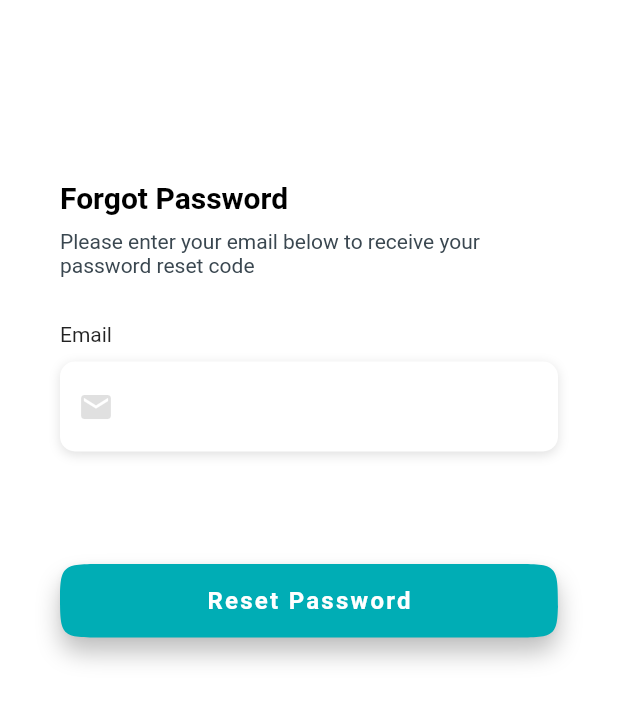
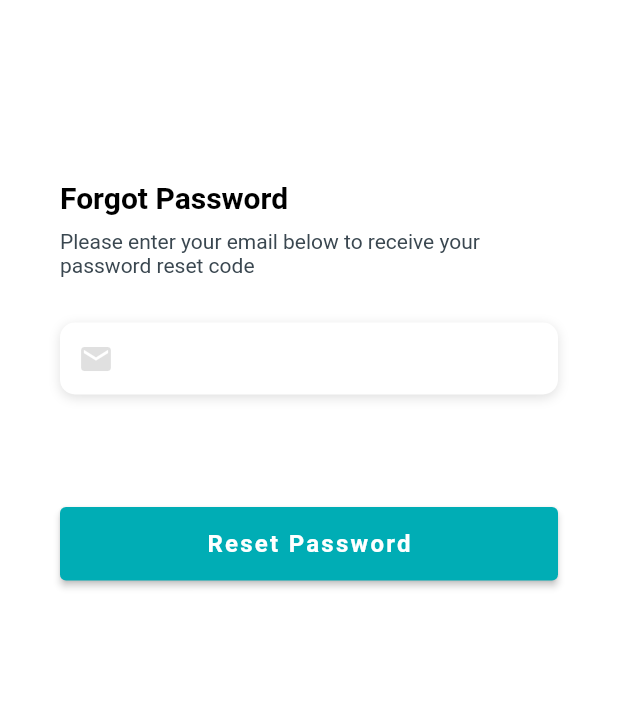
Before and after one commit to mnsterv09/Flutter-Projects, a Flutter app: the screen it shows after launch, after a tap on "Forgot password?", on a phone screen of 412 x 824 dp. Shown: the top 702 px of the screen. Run offline on Flutter 3.47's test engine with Material 2 defaults, Android fonts, the phone set to English and light mode, and no system bars; our stand-ins replace introduction_screen; Roboto replaces fonts that are missing (Montserrat); project files that could hold a hidden picture were left out.

Commit message:
mycoach_app

```diff
--- a/mycoach_app/mycoach_app/lib/main.dart
+++ b/mycoach_app/mycoach_app/lib/main.dart
@@ -2,11 +2,13 @@ import 'package:flutter/material.dart';
 import 'package:mycoach_app/screens/login_page.dart';
 
 void main() {
-  runApp(MyApp());
+  runApp(const MyApp());
 }
 
 class MyApp extends StatelessWidget {
-  static final String title = 'MyCoach App';
+  static const String title = 'MyCoach App';
+
+  const MyApp({Key? key}) : super(key: key);
 
   @override
   Widget build(BuildContext context) {
@@ -14,7 +16,7 @@ class MyApp extends StatelessWidget {
       debugShowCheckedModeBanner: false,
       title: title,
       theme: ThemeData(primaryColor: Colors.purple),
-      home: LoginPage(),
+      home: const LoginPage(),
     );
   }
 }
--- a/mycoach_app/mycoach_app/lib/screens/forgot_password_page.dart
+++ b/mycoach_app/mycoach_app/lib/screens/forgot_password_page.dart
@@ -1,71 +1,14 @@
 import 'package:flutter/material.dart';
 import 'package:flutter/services.dart';
 import 'package:mycoach_app/screens/verify_account_page.dart';
+
 import '../utilities/constants.dart';
 
 class ForgotPasswordPage extends StatefulWidget {
+  const ForgotPasswordPage({Key? key}) : super(key: key);
+
   @override
   State<ForgotPasswordPage> createState() => _ForgotPasswordPageState();
-}
-
-Widget _buildEmailTF() {
-  return Column(
-    crossAxisAlignment: CrossAxisAlignment.start,
-    children: <Widget>[
-      Text(
-        'Email',
-      ),
-      SizedBox(height: 10),
-      Container(
-        alignment: Alignment.centerLeft,
-        decoration: kBoxDecorationStyle,
-        height: 60,
-        child: TextField(
-          keyboardType: TextInputType.emailAddress,
-          style: TextStyle(color: Colors.black),
-          decoration: InputDecoration(
-            border: InputBorder.none,
-            contentPadding: EdgeInsets.only(top: 14.0),
-            prefixIcon: Icon(
-              Icons.email,
-              color: Colors.black12,
-            ),
-          ),
-        ),
-      ),
-    ],
-  );
-}
-
-Widget _buildResetPasswordBttn() {
-  return Container(
-    padding: EdgeInsets.symmetric(vertical: 25.0),
-    width: double.infinity,
-    child: RaisedButton(
-      elevation: 5.0,
-      padding: EdgeInsets.all(15.0),
-      shape: ContinuousRectangleBorder(
-        borderRadius: BorderRadius.circular(30.0),
-      ),
-      color: Color.fromRGBO(0, 173, 181, 1),
-      onPressed: () {
-        _navigateVerifyAccount(context);
-      },
-      child: Text('Reset Password',
-          style: TextStyle(
-            color: Colors.white,
-            fontSize: 16.0,
-            fontWeight: FontWeight.bold,
-            fontFamily: 'Montserrat',
-            letterSpacing: 1.5,
-          )),
-    ),
-  );
-}
-
-void _navigateVerifyAccount(BuildContext context) {
-  Navigator.of(context)
-      .push(MaterialPageRoute(builder: (context) => VerifyAccount()));
 }
 
 class _ForgotPasswordPageState extends State<ForgotPasswordPage> {
@@ -81,7 +24,7 @@ class _ForgotPasswordPageState extends State<ForgotPasswordPage> {
               Container(
                 height: double.infinity,
                 width: double.infinity,
-                decoration: BoxDecoration(
+                decoration: const BoxDecoration(
                   gradient: LinearGradient(
                     begin: Alignment.topCenter,
                     end: Alignment.bottomCenter,
@@ -89,18 +32,18 @@ class _ForgotPasswordPageState extends State<ForgotPasswordPage> {
                   ),
                 ),
               ),
-              Container(
+              SizedBox(
                 height: double.infinity,
                 child: SingleChildScrollView(
-                  physics: AlwaysScrollableScrollPhysics(),
-                  padding: EdgeInsets.symmetric(
+                  physics: const AlwaysScrollableScrollPhysics(),
+                  padding: const EdgeInsets.symmetric(
                     horizontal: 40.0,
                     vertical: 120.0,
                   ),
                   child: Column(
                     crossAxisAlignment: CrossAxisAlignment.start,
                     children: <Widget>[
-                      Text(
+                      const Text(
                         'Forgot Password',
                         style: TextStyle(
                           color: Colors.black,
@@ -109,11 +52,11 @@ class _ForgotPasswordPageState extends State<ForgotPasswordPage> {
                           fontWeight: FontWeight.bold,
                         ),
                       ),
-                      SizedBox(height: 10.0),
+                      const SizedBox(height: 10.0),
                       Column(
                         crossAxisAlignment: CrossAxisAlignment.start,
                         children: <Widget>[
-                          Text(
+                          const Text(
                             'Please enter your email below to receive your password reset code',
                             style: TextStyle(
                               color: Color.fromRGBO(58, 71, 80, 1),
@@ -122,10 +65,45 @@ class _ForgotPasswordPageState extends State<ForgotPasswordPage> {
                               fontWeight: FontWeight.w400,
                             ),
                           ),
-                          SizedBox(height: 30.0),
-                          _buildEmailTF(),
-                          SizedBox(height: 50),
-                          _buildResetPasswordBttn(),
+                          const SizedBox(height: 30.0),
+                          Container(
+                            decoration: kBoxDecorationStyle,
+                            child: const TextField(
+                              keyboardType: TextInputType.emailAddress,
+                              style: TextStyle(color: Colors.black),
+                              decoration: InputDecoration(
+                                border: InputBorder.none,
+                                contentPadding: EdgeInsets.only(top: 14.0),
+                                prefixIcon: Icon(
+                                  Icons.email,
+                                  color: Colors.black12,
+                                ),
+                              ),
+                            ),
+                          ),
+                          const SizedBox(height: 50),
+                          Container(
+                            padding: const EdgeInsets.symmetric(vertical: 25.0),
+                            width: double.infinity,
+                            child: ElevatedButton(
+                              onPressed: () {
+                                Navigator.of(context).push(MaterialPageRoute(
+                                    builder: (context) => VerifyAccount()));
+                              },
+                              style: ElevatedButton.styleFrom(
+                                primary: const Color.fromRGBO(0, 173, 181, 1),
+                                padding: const EdgeInsets.all(15.0),
+                                textStyle: const TextStyle(
+                                  color: Colors.white,
+                                  fontSize: 16.0,
+                                  fontWeight: FontWeight.bold,
+                                  fontFamily: 'Montserrat',
+                                  letterSpacing: 1.5,
+                                ),
+                              ),
+                              child: const Text('Reset Password'),
+                            ),
+                          ),
                         ],
                       ),
                     ],
--- a/mycoach_app/mycoach_app/lib/screens/login_page.dart
+++ b/mycoach_app/mycoach_app/lib/screens/login_page.dart
@@ -5,6 +5,8 @@ import 'package:mycoach_app/screens/register_page.dart';
 import 'package:mycoach_app/utilities/constants.dart';
 
 class LoginPage extends StatefulWidget {
+  const LoginPage({Key? key}) : super(key: key);
+
   @override
   State<LoginPage> createState() => _LoginPageState();
 }
--- a/mycoach_app/mycoach_app/pubspec.yaml
+++ b/mycoach_app/mycoach_app/pubspec.yaml
@@ -37,6 +37,7 @@ dependencies:
   cupertino_icons: ^1.0.2
   introduction_screen: ^3.0.2
   flutter_svg: ^1.1.1+1
+  otp: 3.1.1
 
 
 
```
Also changed, not shown: mycoach_app/mycoach_app/lib/screens/verify_account_page.dart (+12 -1 lines), mycoach_app/mycoach_app/lib/utilities/otp_form.dart (added, +89 -0 lines).
